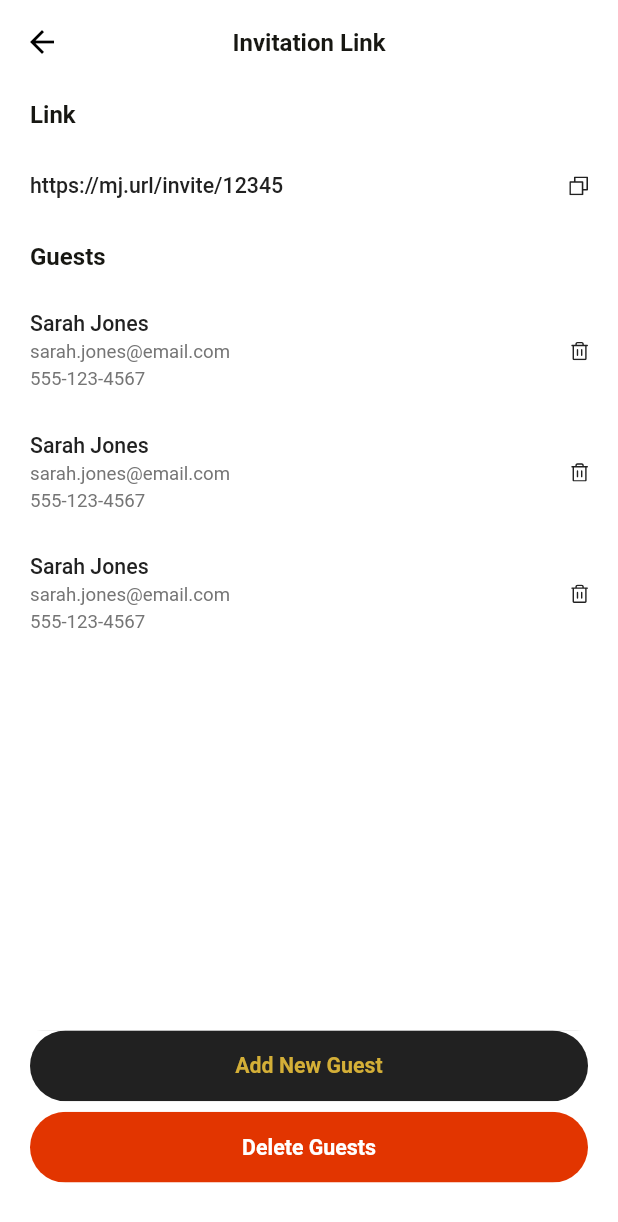
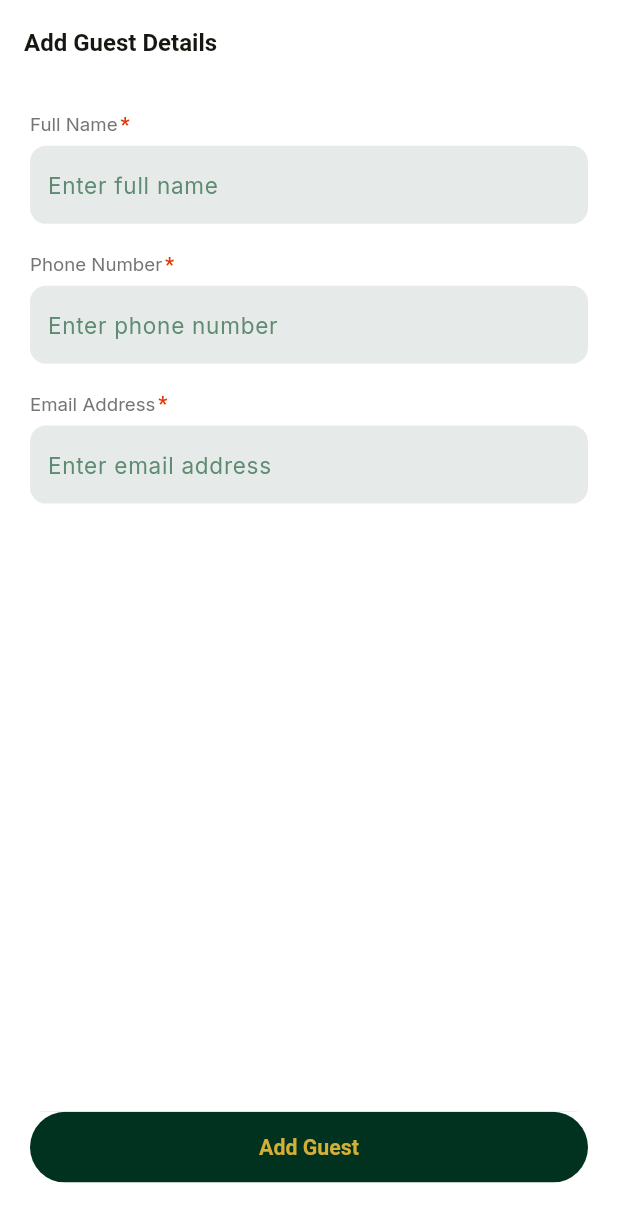
Before and after one commit to devpitch/mj25-mobile, a Flutter app: the InvitationLinkScreen screen opened by its route, after a tap on "Add New Guest", on a phone screen of 412 x 824 dp. Shown: the top 1222 px of the screen. Run offline on Flutter 3.47's test engine with Material 3 defaults, Android fonts, the phone set to English and light mode, and no system bars; drawn by our look-alikes of skeletonizer; our stand-ins replace another_flushbar, connectivity_plus, dio, flutter_hooks, flutter_image_compress, flutter_riverpod and 17 more; missing offline and left inert: syncfusion_flutter_barcodes; accounts and stored records are empty; Roboto replaces fonts that are missing (SFProDisplay).

```diff
--- a/lib/config/route/app_route.dart
+++ b/lib/config/route/app_route.dart
@@ -42,5 +42,11 @@ List<GetPage> appRouters() {
       transition: Transition.fadeIn,
       transitionDuration: Duration(milliseconds: 300),
     ),
+    GetPage(
+      name: AppRouter.addGuestView,
+      page: () => AddNewGuestScreen(),
+      transition: Transition.fadeIn,
+      transitionDuration: Duration(milliseconds: 300),
+    ),
   ];
 }
--- a/lib/config/route/route_mapping.dart
+++ b/lib/config/route/route_mapping.dart
@@ -3,6 +3,7 @@ class AppRouter {
   static const String landingPage = "/landing_page";
   static const String loginPage = "/login_page";
   static const String dashboardView = "/dashboard_view";
+  static const String addGuestView = "/add_guest_view";
   static const String linkInvitationView = "/link_invitation_view";
   static const String guestDetailsView = "/guest_details_view";
 }
--- /dev/null
+++ b/lib/modules/dashboard/screens/add_new_guest_view.dart
@@ -0,0 +1,64 @@
+import 'package:event_handler/config/theme/app_theme.dart';
+import 'package:event_handler/cores/utils/constants.dart';
+import 'package:event_handler/cores/utils/custom_textfield.dart';
+import 'package:event_handler/cores/utils/extensions.dart';
+import 'package:event_handler/cores/utils/hex_color.dart';
+import 'package:event_handler/cores/widgets/app_footer_box.dart';
+import 'package:event_handler/cores/widgets/app_header.dart';
+import 'package:flutter/material.dart';
+import 'package:flutter_screenutil/flutter_screenutil.dart';
+
+class AddNewGuestScreen extends StatelessWidget {
+  const AddNewGuestScreen({super.key});
+
+  @override
+  Widget build(BuildContext context) {
+    return Scaffold(
+      backgroundColor: context.backgroundColor,
+      appBar: AppBar(
+        title: AppHeaderText(label: "Add Guest Details"),
+        automaticallyImplyLeading: false,
+      ),
+      bottomSheet: AppFooterBox(
+        buttonText: "Add Guest",
+        onTapped: () {
+          // Get.toNamed(AppRouter.dashboardView);
+        },
+      ),
+      body: Container(
+        height: context.deviceHeight,
+        width: context.deviceWidth,
+        padding: EdgeInsets.symmetric(
+          horizontal: AppConstants.pageHorizontalPadding,
+        ),
+        child: SingleChildScrollView(
+          child: Column(
+            children: [
+              20.verticalSpace,
+              CustomLabelTextField(
+                hintText: "Enter full name",
+                labelText: "Full Name",
+                isRequired: true,
+                hintColor: HexColor("#5E8C73"),
+              ),
+              20.verticalSpace,
+              CustomLabelTextField(
+                hintText: "Enter phone number",
+                labelText: "Phone Number",
+                isRequired: true,
+                hintColor: HexColor("#5E8C73"),
+              ),
+              20.verticalSpace,
+              CustomLabelTextField(
+                hintText: "Enter email address",
+                labelText: "Email Address",
+                isRequired: true,
+                hintColor: HexColor("#5E8C73"),
+              ),
+            ],
+          ),
+        ),
+      ),
+    );
+  }
+}
--- a/lib/modules/dashboard/screens/dashboard_screens_exporter.dart
+++ b/lib/modules/dashboard/screens/dashboard_screens_exporter.dart
@@ -1,3 +1,4 @@
+export 'add_new_guest_view.dart';
 export 'dashboard_view.dart';
 export 'guest_details_screen.dart';
 export 'invitation_link.dart';
--- a/lib/modules/dashboard/screens/invitation_link.dart
+++ b/lib/modules/dashboard/screens/invitation_link.dart
@@ -1,3 +1,4 @@
+import 'package:event_handler/config/route/route_mapping.dart';
 import 'package:event_handler/config/theme/app_colors.dart';
 import 'package:event_handler/config/theme/app_theme.dart';
 import 'package:event_handler/cores/utils/assets_mangment.dart';
@@ -10,6 +11,7 @@ import 'package:event_handler/cores/widgets/custom_text.dart';
 import 'package:event_handler/cores/widgets/rydmie_button.dart';
 import 'package:flutter/material.dart';
 import 'package:flutter_screenutil/flutter_screenutil.dart';
+import 'package:get/get.dart';
 
 class InvitationLinkScreen extends StatelessWidget {
   const InvitationLinkScreen({super.key});
@@ -29,7 +31,9 @@ class InvitationLinkScreen extends StatelessWidget {
               textColor: context.contentSecondary,
               fillColor: context.contentPrimary,
               text: "Add New Guest",
-              onClick: () {},
+              onClick: () {
+                Get.toNamed(AppRouter.addGuestView);
+              },
             ),
             8.verticalSpace,
             EventButton(
```
